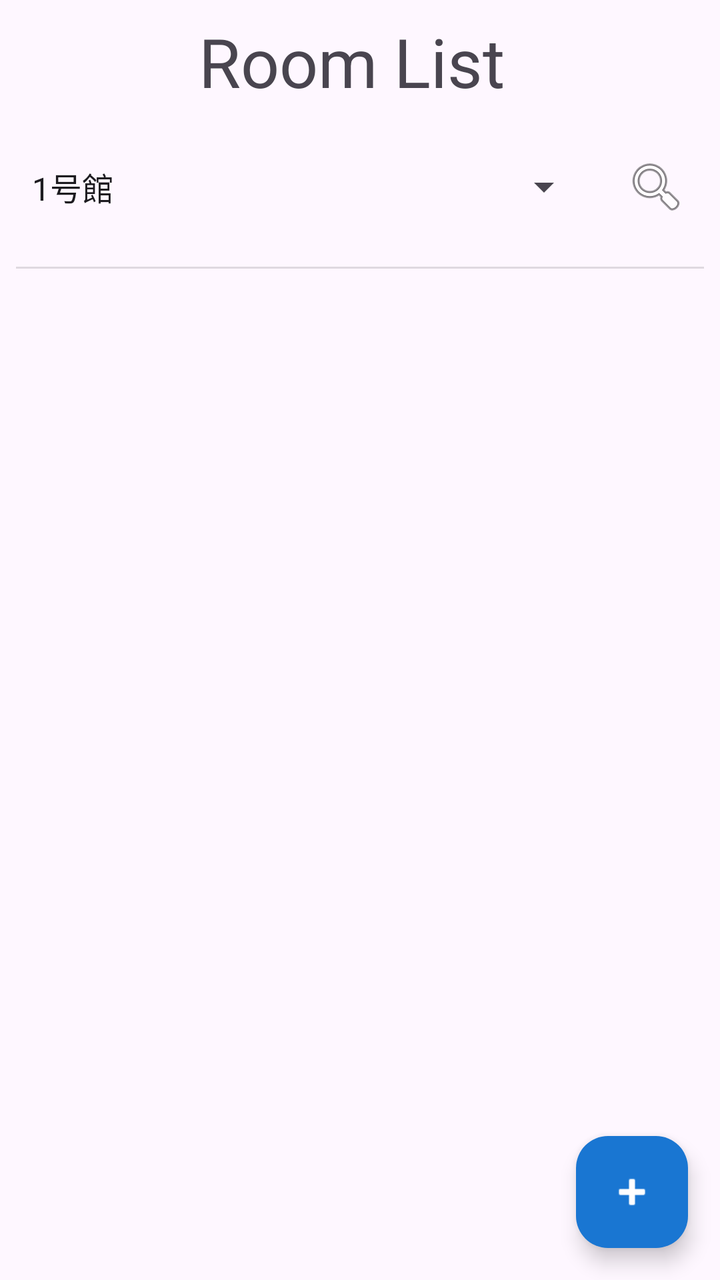
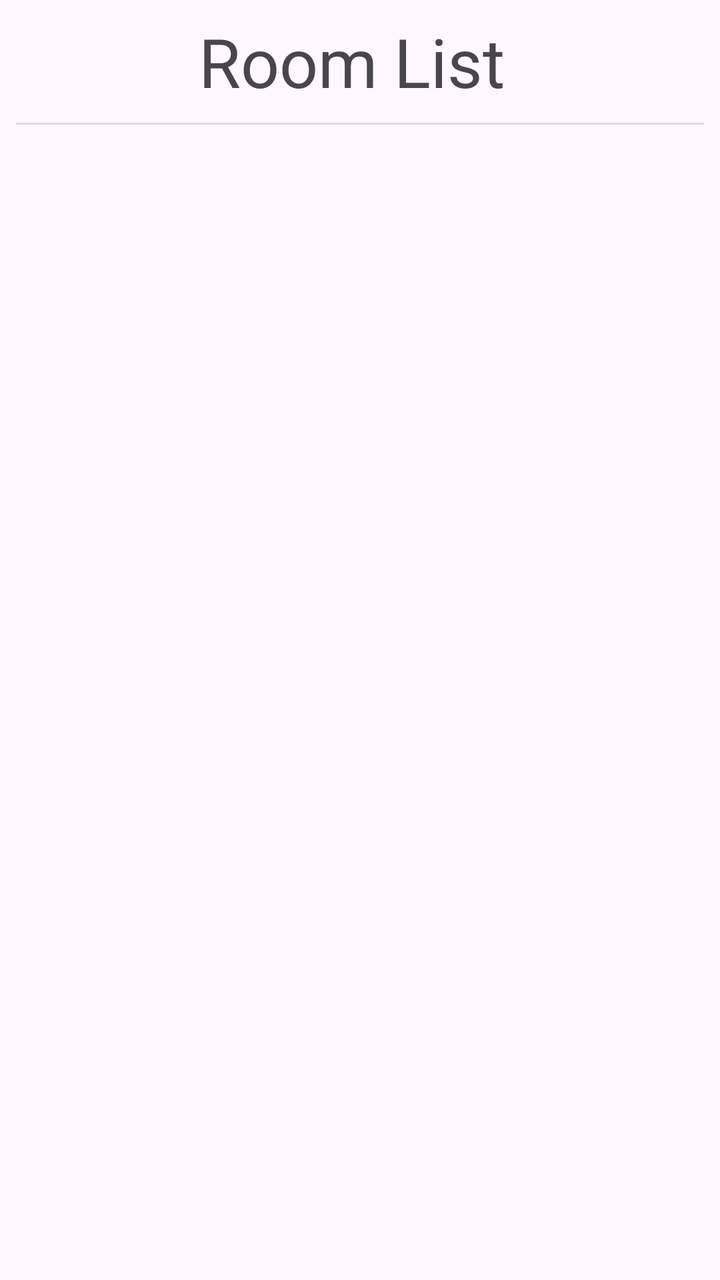

Two renders of the same Android screen: before a commit and after it. Below are the layout's source before the change and the commit's diff.
<!-- AndroidManifest.xml: application theme Theme.RoomMonitor -->
<!-- res/layout/activity_room_list.xml -->
<?xml version="1.0" encoding="utf-8"?>
<androidx.constraintlayout.widget.ConstraintLayout xmlns:android="http://schemas.android.com/apk/res/android"
    xmlns:app="http://schemas.android.com/apk/res-auto"
    xmlns:tools="http://schemas.android.com/tools"
    android:id="@+id/main"
    android:layout_width="match_parent"
    android:layout_height="match_parent"
    tools:context=".RoomListActivity">

    <TextView
        android:id="@+id/roomListTitle"
        android:layout_width="wrap_content"
        android:layout_height="wrap_content"
        android:layout_marginStart="8dp"
        android:layout_marginTop="8dp"
        android:layout_marginEnd="8dp"
        android:text="Room List "
        android:textAppearance="@style/TextAppearance.AppCompat.Display1"
        app:layout_constraintEnd_toEndOf="parent"
        app:layout_constraintStart_toStartOf="parent"
        app:layout_constraintTop_toTopOf="parent" />

    <Spinner
        android:id="@+id/buildingSearchSpinner"
        android:layout_width="0dp"
        android:layout_height="wrap_content"
        android:layout_marginStart="8dp"
        android:layout_marginTop="16dp"
        android:layout_marginEnd="8dp"
        android:dropDownWidth="match_parent"
        android:entries="@array/buildings"
        android:minHeight="48dp"
        app:layout_constraintEnd_toStartOf="@+id/buildingSearchButton"
        app:layout_constraintStart_toStartOf="parent"
        app:layout_constraintTop_toBottomOf="@+id/roomListTitle" />

    <ImageButton
        android:id="@+id/buildingSearchButton"
        android:layout_width="48dp"
        android:layout_height="48dp"
        android:layout_marginEnd="8dp"
        android:background="?attr/selectableItemBackgroundBorderless"
        android:contentDescription="検索"
        app:layout_constraintBottom_toBottomOf="@+id/buildingSearchSpinner"
        app:layout_constraintEnd_toEndOf="parent"
        app:layout_constraintTop_toTopOf="@+id/buildingSearchSpinner"
        app:srcCompat="@android:drawable/ic_menu_search"
        tools:ignore="TouchTargetSizeCheck" />

    <View
        android:id="@+id/divider"
        android:layout_width="0dp"
        android:layout_height="1dp"
        android:layout_marginStart="8dp"
        android:layout_marginTop="16dp"
        android:layout_marginEnd="8dp"
        android:background="?android:attr/listDivider"
        app:layout_constraintEnd_toEndOf="parent"
        app:layout_constraintStart_toStartOf="parent"
        app:layout_constraintTop_toBottomOf="@+id/buildingSearchSpinner" />

    <androidx.recyclerview.widget.RecyclerView
        android:id="@+id/roomRecyclerView"
        android:layout_width="0dp"
        android:layout_height="0dp"
        android:layout_marginStart="8dp"
        android:layout_marginTop="16dp"
        android:layout_marginEnd="8dp"
        android:layout_marginBottom="8dp"
        app:layout_constraintBottom_toBottomOf="parent"
        app:layout_constraintEnd_toEndOf="parent"
        app:layout_constraintStart_toStartOf="parent"
        app:layout_constraintTop_toBottomOf="@+id/divider" />

    <com.google.android.material.floatingactionbutton.FloatingActionButton
        android:id="@+id/roomAddFab"
        android:layout_width="wrap_content"
        android:layout_height="wrap_content"
        android:layout_marginEnd="16dp"
        android:layout_marginBottom="16dp"
        android:clickable="true"
        android:contentDescription="教室を追加"
        app:backgroundTint="@color/primary"
        app:layout_constraintBottom_toBottomOf="parent"
        app:layout_constraintEnd_toEndOf="parent"
        app:srcCompat="@android:drawable/ic_input_add"
        app:tint="@color/on_primary" />


</androidx.constraintlayout.widget.ConstraintLayout>
<!-- resources referenced by this layout -->
<resources>
  <string-array name="buildings">
          <item>1号館</item>
          <item>2号館</item>
          <item>3号館</item>
          <item>4号館</item>
      </string-array>
  <color name="on_primary">#FFFFFF</color>
  <color name="primary">#1976D2</color>
  <style name="Theme.RoomMonitor" parent="Base.Theme.RoomMonitor" />
  <style name="Base.Theme.RoomMonitor" parent="Theme.Material3.DayNight">
          
          
          <item name="colorPrimary">@color/primary</item>
          <item name="colorOnPrimary">@color/on_primary</item>
  
          <item name="colorSecondary">@color/secondary</item>
          <item name="colorOnSecondary">@color/on_secondary</item>
  
          <item name="colorTertiary">@color/tertiary</item>
          <item name="colorOnTertiary">@color/on_tertiary</item>
  
          <item name="colorSurface">@color/surface</item>
          <item name="colorOnSurface">@color/on_surface</item>
  
          <item name="colorSurfaceVariant">@color/surface_variant</item>
          <item name="colorOnSurfaceVariant">@color/on_surface_variant</item>
  
          <item name="colorError">@color/error</item>
          <item name="colorOnError">@color/on_error</item>
      </style>
  <color name="secondary">#26A69A</color>
  <color name="on_secondary">#FFFFFF</color>
  <color name="tertiary">#F57C00</color>
  <color name="on_tertiary">#FFFFFF</color>
  <color name="surface">#F8F9FA</color>
  <color name="on_surface">#1A1A1A</color>
  <color name="surface_variant">#E3F2FD</color>
  <color name="on_surface_variant">#424242</color>
  <color name="error">#D32F2F</color>
  <color name="on_error">#FFFFFF</color>
</resources>

<!-- the commit's change to res/layout/activity_room_list.xml (unified diff, before → after) -->
@@ -20,44 +20,17 @@
         app:layout_constraintStart_toStartOf="parent"
         app:layout_constraintTop_toTopOf="parent" />
 
-    <Spinner
-        android:id="@+id/buildingSearchSpinner"
-        android:layout_width="0dp"
-        android:layout_height="wrap_content"
-        android:layout_marginStart="8dp"
-        android:layout_marginTop="16dp"
-        android:layout_marginEnd="8dp"
-        android:dropDownWidth="match_parent"
-        android:entries="@array/buildings"
-        android:minHeight="48dp"
-        app:layout_constraintEnd_toStartOf="@+id/buildingSearchButton"
-        app:layout_constraintStart_toStartOf="parent"
-        app:layout_constraintTop_toBottomOf="@+id/roomListTitle" />
-
-    <ImageButton
-        android:id="@+id/buildingSearchButton"
-        android:layout_width="48dp"
-        android:layout_height="48dp"
-        android:layout_marginEnd="8dp"
-        android:background="?attr/selectableItemBackgroundBorderless"
-        android:contentDescription="検索"
-        app:layout_constraintBottom_toBottomOf="@+id/buildingSearchSpinner"
-        app:layout_constraintEnd_toEndOf="parent"
-        app:layout_constraintTop_toTopOf="@+id/buildingSearchSpinner"
-        app:srcCompat="@android:drawable/ic_menu_search"
-        tools:ignore="TouchTargetSizeCheck" />
-
     <View
         android:id="@+id/divider"
         android:layout_width="0dp"
         android:layout_height="1dp"
         android:layout_marginStart="8dp"
-        android:layout_marginTop="16dp"
+        android:layout_marginTop="8dp"
         android:layout_marginEnd="8dp"
         android:background="?android:attr/listDivider"
         app:layout_constraintEnd_toEndOf="parent"
         app:layout_constraintStart_toStartOf="parent"
-        app:layout_constraintTop_toBottomOf="@+id/buildingSearchSpinner" />
+        app:layout_constraintTop_toBottomOf="@+id/roomListTitle" />
 
     <androidx.recyclerview.widget.RecyclerView
         android:id="@+id/roomRecyclerView"
@@ -72,19 +45,5 @@
         app:layout_constraintStart_toStartOf="parent"
         app:layout_constraintTop_toBottomOf="@+id/divider" />
 
-    <com.google.android.material.floatingactionbutton.FloatingActionButton
-        android:id="@+id/roomAddFab"
-        android:layout_width="wrap_content"
-        android:layout_height="wrap_content"
-        android:layout_marginEnd="16dp"
-        android:layout_marginBottom="16dp"
-        android:clickable="true"
-        android:contentDescription="教室を追加"
-        app:backgroundTint="@color/primary"
-        app:layout_constraintBottom_toBottomOf="parent"
-        app:layout_constraintEnd_toEndOf="parent"
-        app:srcCompat="@android:drawable/ic_input_add"
-        app:tint="@color/on_primary" />
-
 
 </androidx.constraintlayout.widget.ConstraintLayout>
<!-- resource entries referenced after the edit -->
@@ -1,13 +1,5 @@
 <!-- resources referenced by this layout -->
 <resources>
-  <string-array name="buildings">
-          <item>1号館</item>
-          <item>2号館</item>
-          <item>3号館</item>
-          <item>4号館</item>
-      </string-array>
-  <color name="on_primary">#FFFFFF</color>
-  <color name="primary">#1976D2</color>
   <style name="Theme.RoomMonitor" parent="Base.Theme.RoomMonitor" />
   <style name="Base.Theme.RoomMonitor" parent="Theme.Material3.DayNight">
           
@@ -30,6 +22,8 @@
           <item name="colorError">@color/error</item>
           <item name="colorOnError">@color/on_error</item>
       </style>
+  <color name="primary">#1976D2</color>
+  <color name="on_primary">#FFFFFF</color>
   <color name="secondary">#26A69A</color>
   <color name="on_secondary">#FFFFFF</color>
   <color name="tertiary">#F57C00</color>
